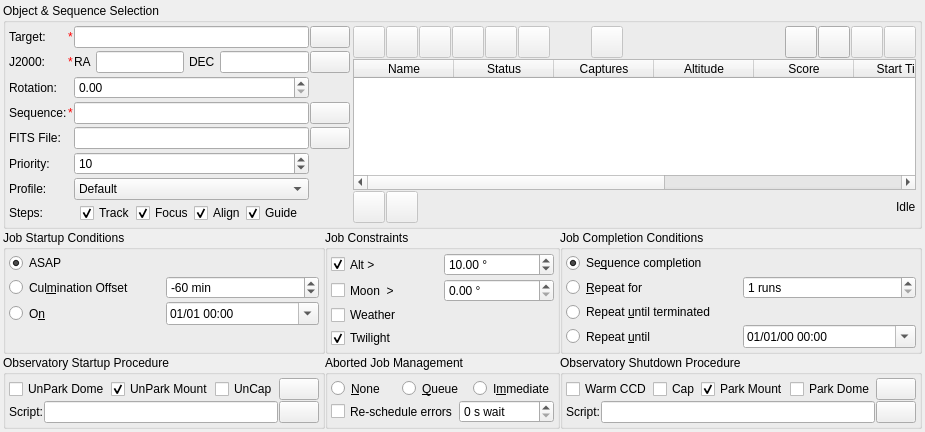
This is kstars-astropi/kstars/ekos/scheduler/scheduler.ui in Andre87osx/AstroPi-system as Qt 5 draws it before an edit. The edited form follows.
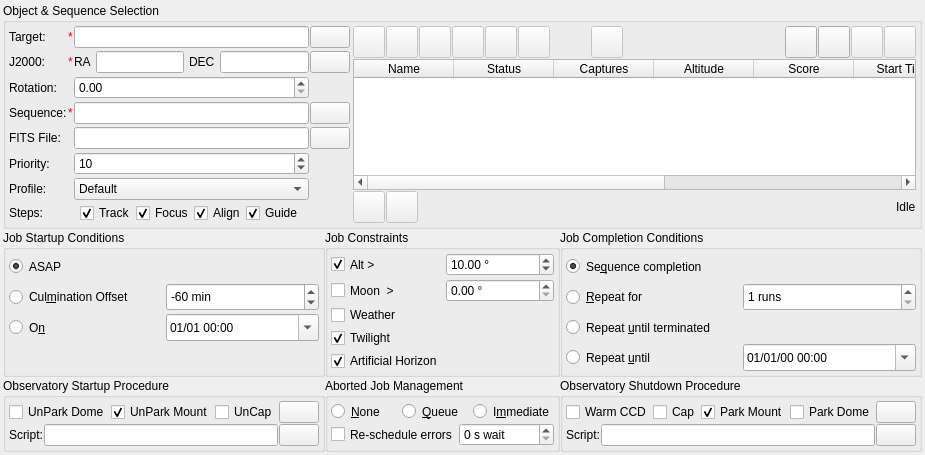
This is the edited form. Icons and pictures are not drawn. Custom widgets are drawn as their Qt base class.

Diff of the .ui file:
```diff
--- a/kstars-astropi/kstars/ekos/scheduler/scheduler.ui
+++ b/kstars-astropi/kstars/ekos/scheduler/scheduler.ui
@@ -1698,6 +1698,28 @@
             </attribute>
            </widget>
           </item>
+          <item row="4" column="0">
+           <widget class="QCheckBox" name="artificialHorizonCheck">
+            <property name="sizePolicy">
+             <sizepolicy hsizetype="Preferred" vsizetype="Preferred">
+              <horstretch>0</horstretch>
+              <verstretch>0</verstretch>
+             </sizepolicy>
+            </property>
+            <property name="toolTip">
+             <string>&lt;html&gt;&lt;body&gt;&lt;p&gt;The artificial horizon restriction constrains the altitude of the target to be above the artificial horizon, if any are defined and enabled. See the artificial horizon item in the KStars Settings menu.&lt;/p&gt;&lt;/body&gt;&lt;/html&gt;</string>
+            </property>
+            <property name="text">
+             <string>Artificial Horizon</string>
+            </property>
+            <property name="checked">
+             <bool>true</bool>
+            </property>
+            <attribute name="buttonGroup">
+             <string notr="true">constraintButtonGroup</string>
+            </attribute>
+           </widget>
+          </item>
           <item row="2" column="1">
            <widget class="QLabel" name="weatherLabel">
             <property name="text">
```
